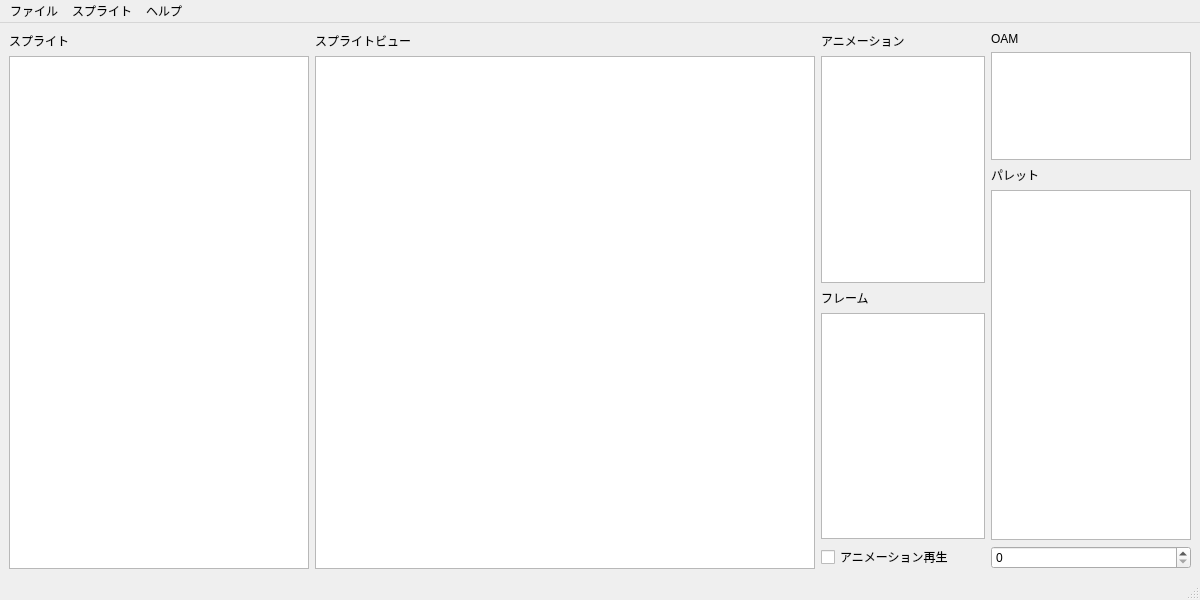
Before: the Qt Designer form EXESpriteReader.ui in idealexe/EXE6_Tools, drawn with Qt 5.
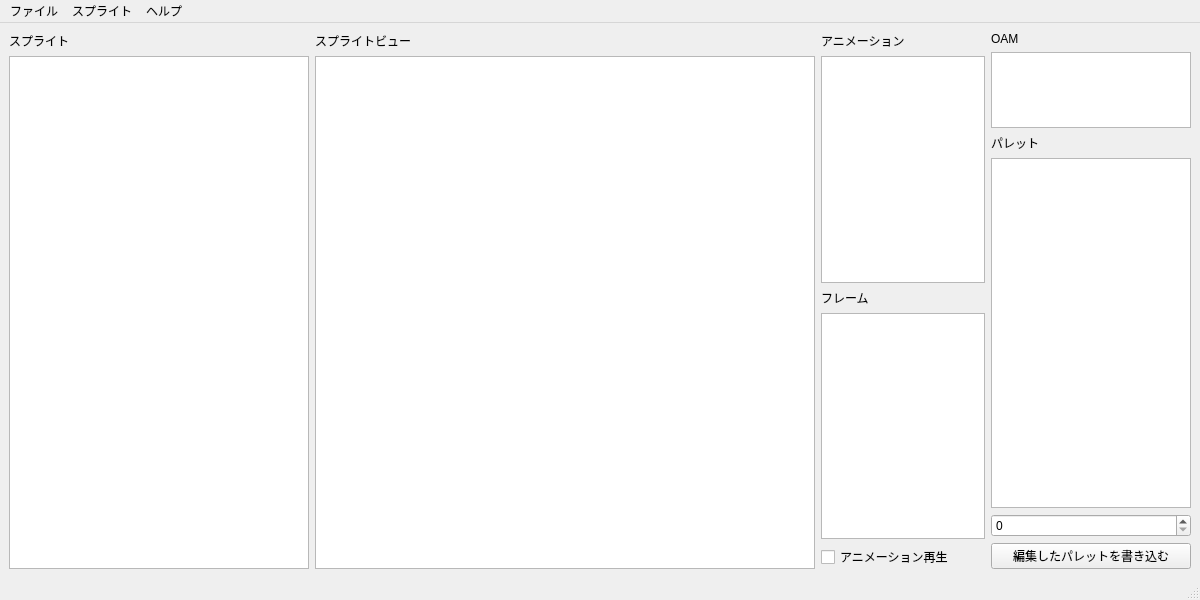
After: the same form once the commit is applied.

Commit message: パレット編集機能を実装

Diff of the .ui file:
```diff
--- a/EXESpriteReader.ui
+++ b/EXESpriteReader.ui
@@ -200,6 +200,13 @@
         <item>
          <widget class="QSpinBox" name="palSelect"/>
         </item>
+        <item>
+         <widget class="QPushButton" name="palSaveButton">
+          <property name="text">
+           <string>編集したパレットを書き込む</string>
+          </property>
+         </widget>
+        </item>
        </layout>
       </item>
      </layout>
```
Left out of the diff: 25 changed lines with no effect on the pictures. The commit also changes 1 other file.
